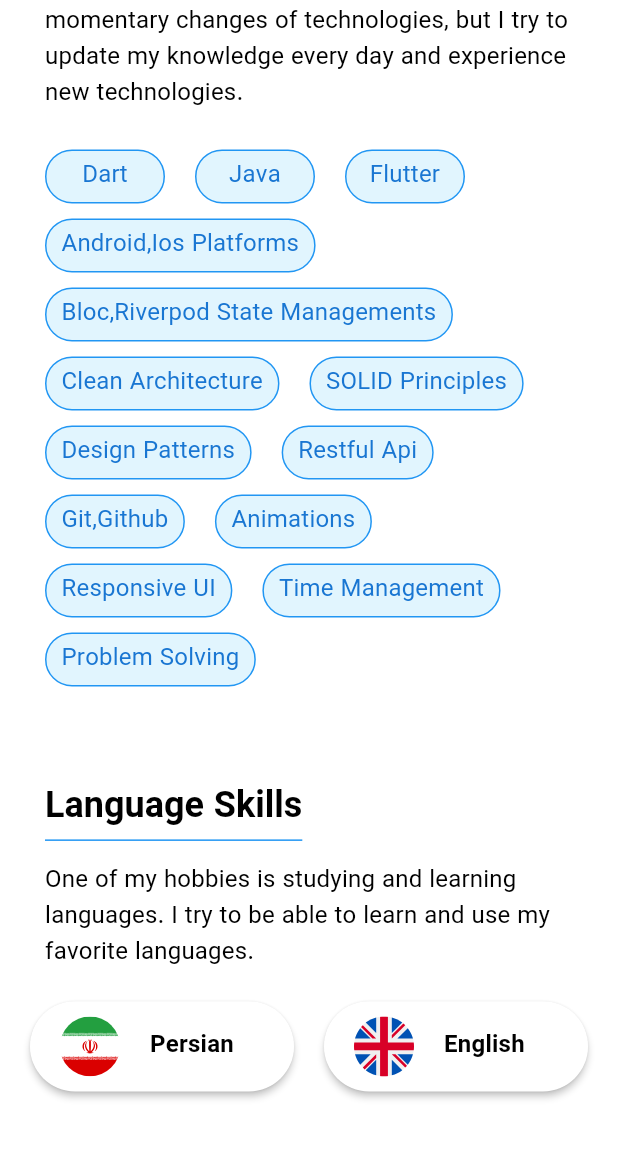
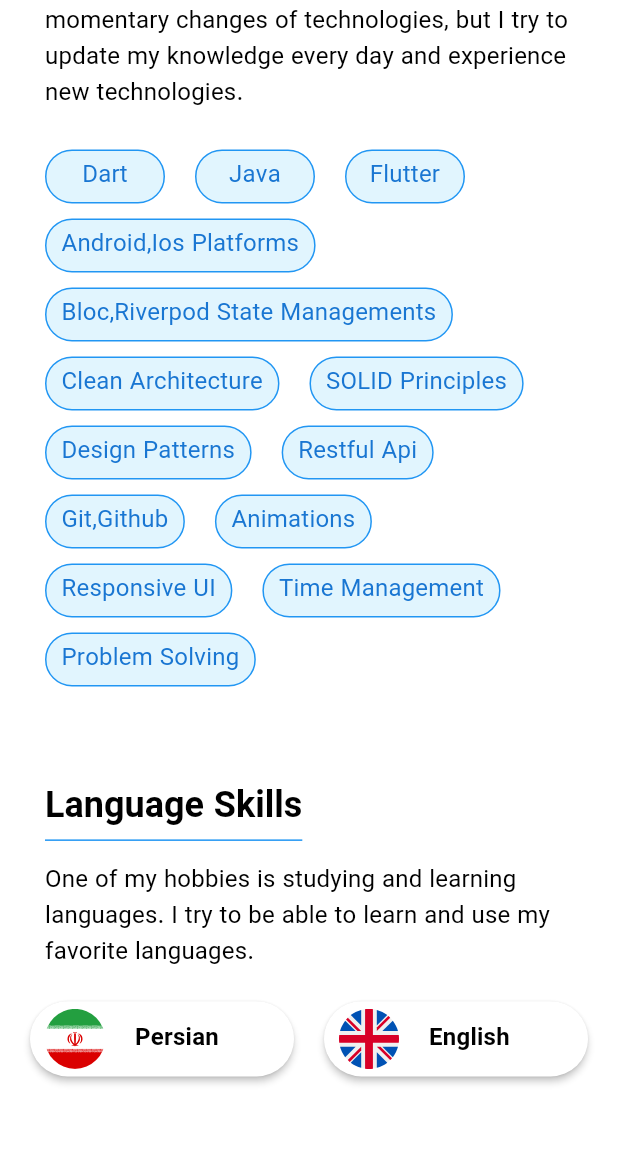
Before and after one commit to zamaniafshar/zamaniafshar.github.io, a Flutter app: the screen it shows after launch, scrolled down 1728 dp, on a phone screen of 412 x 824 dp, the part 84-1236 px from its top. Run offline on Flutter 3.47's test engine with Material 3 defaults, Android fonts, the phone set to English and light mode, and no system bars; our stand-ins replace animated_text_kit, flutter_hooks, flutter_svg, hive, hive_flutter, hooks_riverpod; accounts and stored records are empty; generated files the repository leaves out were written again; network calls fail.

Commit message:
fix: overflow on mobile in language skills

```diff
--- a/lib/ui/home/widgets/my_skills/widgets/language_skills.dart
+++ b/lib/ui/home/widgets/my_skills/widgets/language_skills.dart
@@ -1,6 +1,7 @@
 import 'package:flutter/material.dart';
 import 'package:flutter_gen/gen_l10n/app_localizations.dart';
 import 'package:flutter_svg/flutter_svg.dart';
+import 'package:personal_website/common/responsive/responsive.dart';
 import 'package:personal_website/config/constants/assets_paths.dart';
 import 'package:personal_website/ui/home/widgets/my_skills/widgets/skills_section.dart';
 
@@ -54,13 +55,17 @@ class LanguageSkill extends StatelessWidget {
   @override
   Widget build(BuildContext context) {
     final theme = Theme.of(context);
+    final screen = Screen.of(context);
 
     return PhysicalModel(
       color: theme.colorScheme.surface,
       borderRadius: BorderRadius.circular(100),
       elevation: 2,
       child: Padding(
-        padding: const EdgeInsets.symmetric(vertical: 10, horizontal: 20),
+        padding: EdgeInsets.symmetric(
+          vertical: screen.adaptive(defaultValue: 10, mobile: 5)!,
+          horizontal: screen.adaptive(defaultValue: 20, mobile: 10)!,
+        ),
         child: Row(
           children: [
             SizedBox.square(
```
